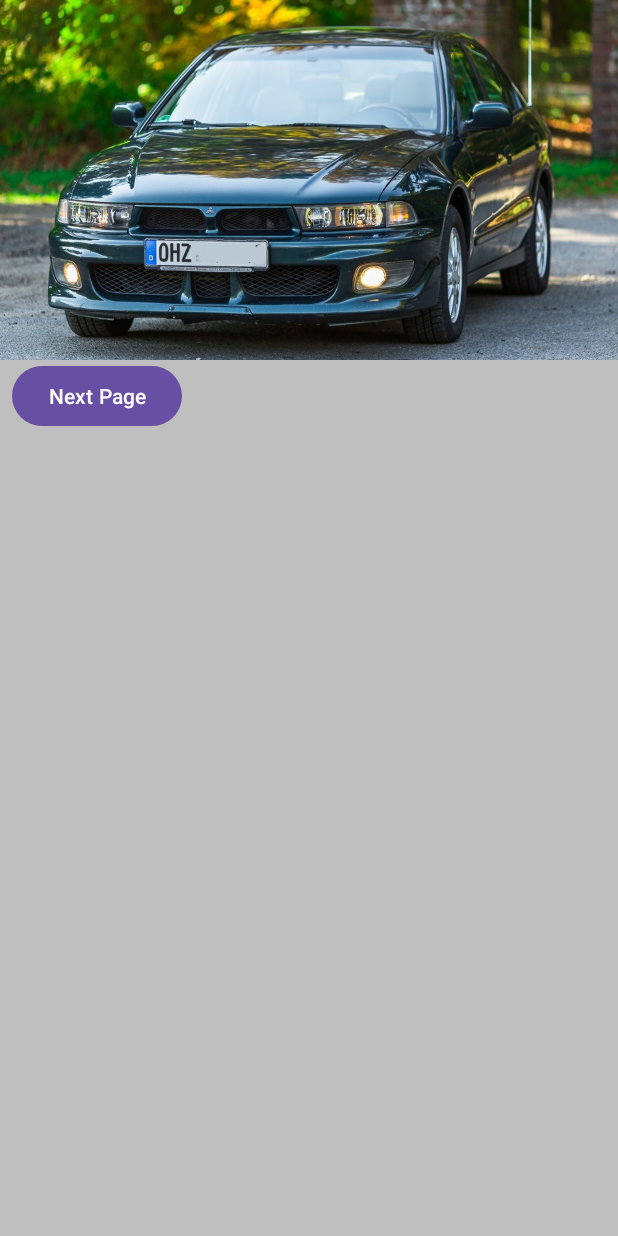
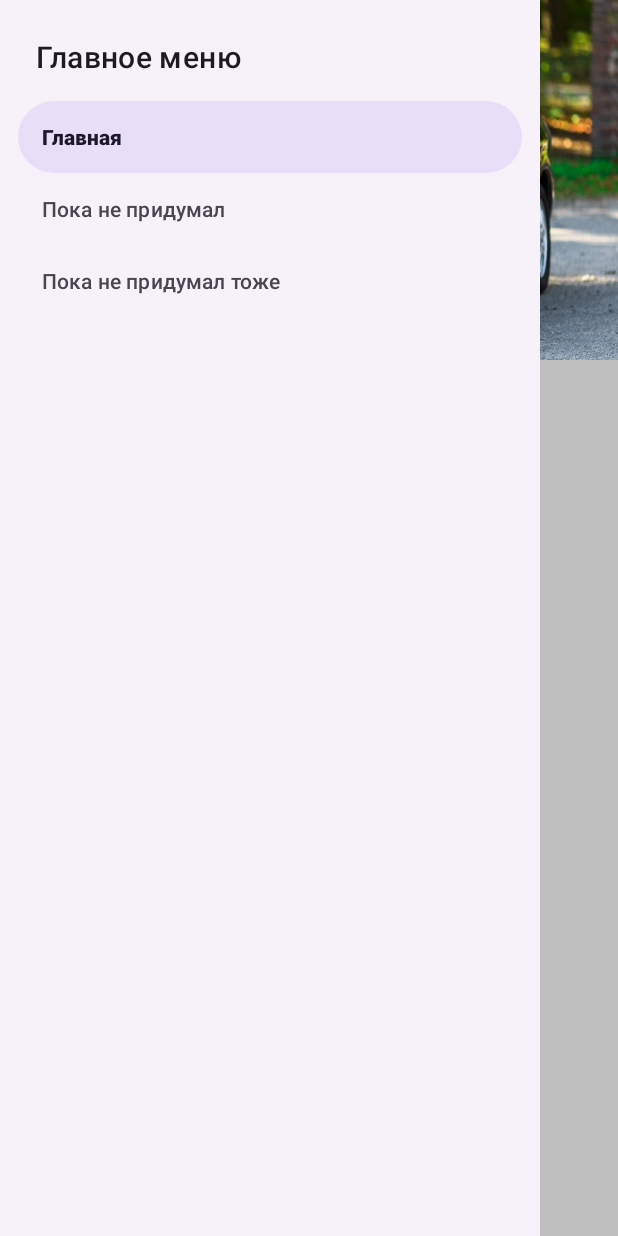
Before and after one commit to GameBro125/GalantApp, an Android app: the screen it shows after launch (MainActivity), on a phone screen of 412 x 824 dp. Run offline under Robolectric (Android 15) with nearby library versions, the phone set to English and light mode, and no system bars.

Commit message:
Navigations, menu, slider.

```diff
--- a/app/src/main/res/layout/fragment_first.xml
+++ b/app/src/main/res/layout/fragment_first.xml
@@ -31,6 +31,18 @@
         android:layout_marginLeft="8dp"
         app:layout_constraintTop_toBottomOf="@id/galant_Image"/>
 
+    <com.google.android.material.navigation.NavigationView
+        android:id="@+id/navigationView"
+        android:layout_height="match_parent"
+        android:layout_width="wrap_content"
+        app:layout_constraintTop_toTopOf="parent"
+        app:layout_constraintLeft_toLeftOf="parent"
+        app:menu="@menu/navigation_drawer"
+        app:headerLayout="@layout/header_navigation_drawer"
+    />
+
+
+
 
 
 
--- a/app/src/main/res/layout/fragment_second.xml
+++ b/app/src/main/res/layout/fragment_second.xml
@@ -13,11 +13,14 @@
         android:id="@+id/text_second"
         android:layout_width="wrap_content"
         android:layout_height="wrap_content"
-        android:text="Второй фрагмент!"
-        app:layout_constraintBottom_toBottomOf="parent"
+        android:text="Главная"
         app:layout_constraintLeft_toLeftOf="parent"
-        app:layout_constraintRight_toRightOf="parent"
         app:layout_constraintTop_toTopOf="parent"
+        android:layout_marginTop="16dp"
+        android:layout_marginLeft="16dp"
+        android:textSize="36dp"
+        android:textStyle="bold"
+        android:fontFamily="sans-serif-light"
         />
 
     <Button
--- /dev/null
+++ b/app/src/main/res/layout/header_navigation_drawer.xml
@@ -0,0 +1,24 @@
+<?xml version="1.0" encoding="utf-8"?>
+<LinearLayout xmlns:android="http://schemas.android.com/apk/res/android"
+    android:layout_width="match_parent"
+    android:layout_height="match_parent">
+
+    <TextView
+        android:layout_width="wrap_content"
+        android:layout_height="wrap_content"
+        android:layout_marginTop="24dp"
+        android:layout_marginStart="24dp"
+        android:layout_marginEnd="24dp"
+        android:textAppearance="?attr/textAppearanceHeadline6"
+        android:text="@string/header_title" />
+
+    <TextView
+        android:layout_width="wrap_content"
+        android:layout_height="wrap_content"
+        android:layout_marginBottom="24dp"
+        android:layout_marginStart="24dp"
+        android:layout_marginEnd="24dp"
+        android:textAppearance="?attr/textAppearanceBody2"
+        android:textColor="@color/material_on_surface_emphasis_medium"
+        android:text="@string/header_text" />
+</LinearLayout>
--- /dev/null
+++ b/app/src/main/res/menu/navigation_drawer.xml
@@ -0,0 +1,17 @@
+<?xml version="1.0" encoding="utf-8"?>
+<menu xmlns:android="http://schemas.android.com/apk/res/android">
+    <group
+        android:id="@+id/group1"
+        android:checkableBehavior="single">
+        <item
+            android:id="@+id/item1"
+            android:title="@string/title_1"
+            android:checked="true" />
+        <item
+            android:id="@+id/item2"
+            android:title="@string/title_2" />
+        <item
+            android:id="@+id/item3"
+            android:title="@string/title_3" />
+    </group>
+</menu>
--- a/app/src/main/res/values/strings.xml
+++ b/app/src/main/res/values/strings.xml
@@ -2,4 +2,9 @@
     <string name="app_name">GalantApp</string>
     <!-- TODO: Remove or change this placeholder text -->
     <string name="hello_blank_fragment">Hello blank fragment</string>
+    <string name="header_title">Главное меню</string>
+    <string name="header_text">\n</string>
+    <string name="title_1">Главная</string>
+    <string name="title_2">Пока не придумал</string>
+    <string name="title_3">Пока не придумал тоже</string>
 </resources>
```
